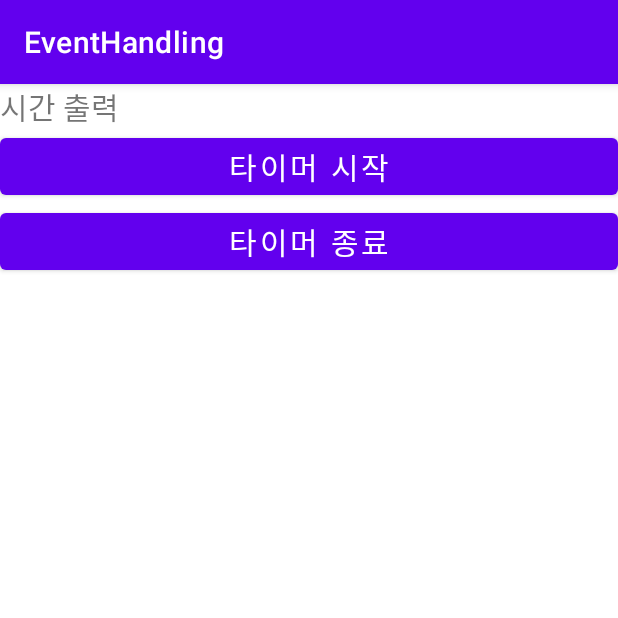
After one commit to injun0701/androidSample, an Android app: the TimerActivity screen opened directly, with no data from a screen before it, on a phone screen of 412 x 824 dp, the top half of it. The commit adds this screen. Run offline under Robolectric (Android 15) with nearby library versions, the phone set to English and light mode, and no system bars.

Commit message:
이벤트 핸들링 샘플 구현

```diff
--- /dev/null
+++ b/eventhandling/src/main/java/com/injun/eventhandling/TimerActivity.java
@@ -0,0 +1,65 @@
+package com.injun.eventhandling;
+
+import androidx.appcompat.app.AppCompatActivity;
+
+import android.os.Bundle;
+import android.os.CountDownTimer;
+import android.util.Log;
+import android.view.View;
+import android.widget.Button;
+import android.widget.TextView;
+
+import java.text.SimpleDateFormat;
+import java.util.Date;
+
+public class TimerActivity extends AppCompatActivity {
+    TextView lblTime;
+    Button btnStart, btnStop;
+
+    @Override
+    protected void onCreate(Bundle savedInstanceState) {
+        super.onCreate(savedInstanceState);
+        setContentView(R.layout.activity_timer);
+
+        lblTime = (TextView)findViewById(R.id.lblTime);
+        btnStart = (Button)findViewById(R.id.btnStart);
+        btnStop = (Button)findViewById(R.id.btnStop);
+
+        //타이머 생성
+        CountDownTimer timer = new CountDownTimer(1000000 * 100000, 1000) {
+            @Override
+            public void onTick(long millisUntilFinished) {
+                //현재 날짜 및 시간 가져오기
+                Date date = new Date();
+                //날짜 및 시간을 문자열로 변환 포맷 설정
+                SimpleDateFormat sdf = new SimpleDateFormat("yyyy-MM-dd hh:mm:ss");
+                //포맷에 맞춘 문자열 생성
+                String time = sdf.format(date);
+                //TextView에 시간 출력
+                lblTime.setText(time);
+            }
+
+            @Override
+            public void onFinish() {
+                lblTime.setText("타이머 종료");
+            }
+        };
+
+        //버튼 클랙 메서드
+        btnStart.setOnClickListener(new View.OnClickListener() {
+            @Override
+            public void onClick(View v) {
+                timer.start();
+            }
+        });
+
+        btnStop.setOnClickListener(new View.OnClickListener() {
+            @Override
+            public void onClick(View v) {
+                timer.cancel();
+                timer.onFinish();
+            }
+        });
+
+    }
+}
--- /dev/null
+++ b/eventhandling/src/main/res/layout/activity_timer.xml
@@ -0,0 +1,31 @@
+<?xml version="1.0" encoding="utf-8"?>
+<LinearLayout xmlns:android="http://schemas.android.com/apk/res/android"
+    xmlns:app="http://schemas.android.com/apk/res-auto"
+    xmlns:tools="http://schemas.android.com/tools"
+    android:layout_width="match_parent"
+    android:layout_height="match_parent"
+    tools:context=".TimerActivity"
+    android:orientation="vertical">
+
+    <TextView
+        android:layout_width="match_parent"
+        android:layout_height="wrap_content"
+        android:text="시간 출력"
+        android:textSize="20sp"
+        android:id="@+id/lblTime"/>
+
+    <Button
+        android:layout_width="match_parent"
+        android:layout_height="wrap_content"
+        android:text="타이머 시작"
+        android:textSize="20sp"
+        android:id="@+id/btnStart"/>
+
+    <Button
+        android:layout_width="match_parent"
+        android:layout_height="wrap_content"
+        android:text="타이머 종료"
+        android:textSize="20sp"
+        android:id="@+id/btnStop"/>
+
+</LinearLayout>
```
Also changed, not shown: eventhandling/src/main/AndroidManifest.xml (+30 -0 lines), eventhandling/src/main/java/com/injun/eventhandling/AlertDialogActivity.java (added, +41 -0 lines), eventhandling/src/main/java/com/injun/eventhandling/EventHandlingActivity.java (added, +37 -0 lines), eventhandling/src/main/java/com/injun/eventhandling/MainActivity.java (+39 -11 lines), eventhandling/src/main/java/com/injun/eventhandling/SoundActivity.java (added, +57 -0 lines), eventhandling/src/main/res/layout/activity_alert_dialog.xml (added, +18 -0 lines), eventhandling/src/main/res/layout/activity_event_handling.xml (added, +17 -0 lines), eventhandling/src/main/res/layout/activity_sound.xml (added, +31 -0 lines), 1 other file.
